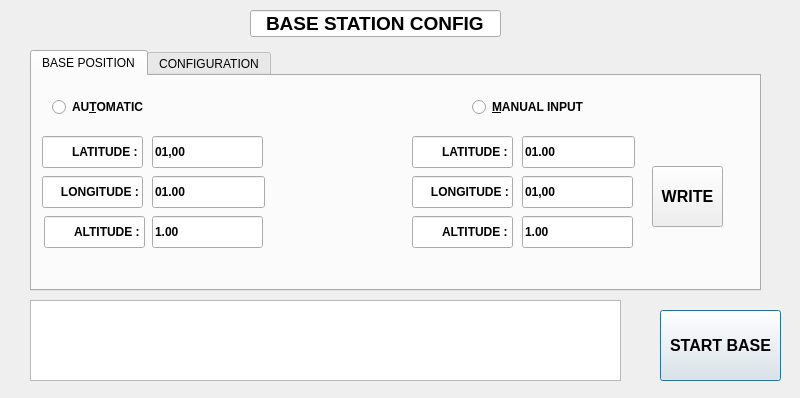
Qt form RTKBASE/optionsstr2str.ui (Francklin2/RTKLIB_Touchscreen_GUI) before a commit.
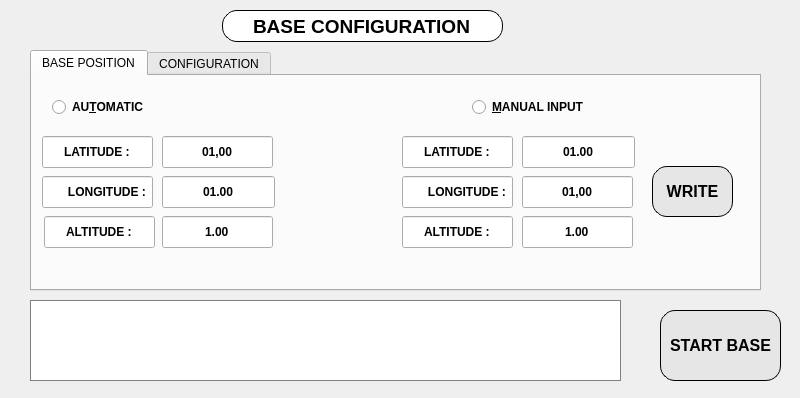
The same form after that commit.

Commit message: New graphics with round button,changed some buttonand windows names

Patch:
```diff
--- a/RTKBASE/optionsstr2str.ui
+++ b/RTKBASE/optionsstr2str.ui
@@ -13,32 +13,6 @@
   <property name="windowTitle">
    <string>Dialog</string>
   </property>
-  <widget class="QLineEdit" name="InStreamlineEdit">
-   <property name="geometry">
-    <rect>
-     <x>250</x>
-     <y>10</y>
-     <width>251</width>
-     <height>27</height>
-    </rect>
-   </property>
-   <property name="font">
-    <font>
-     <pointsize>14</pointsize>
-     <weight>75</weight>
-     <bold>true</bold>
-    </font>
-   </property>
-   <property name="text">
-    <string>BASE STATION CONFIG</string>
-   </property>
-   <property name="alignment">
-    <set>Qt::AlignCenter</set>
-   </property>
-   <property name="readOnly">
-    <bool>true</bool>
-   </property>
-  </widget>
   <widget class="QPushButton" name="pushButtonDefault1">
    <property name="geometry">
     <rect>
@@ -55,6 +29,11 @@
      <bold>true</bold>
     </font>
    </property>
+   <property name="styleSheet">
+    <string notr="true">border-radius: 15px;
+border: 1px solid black;
+background-color: rgb(230, 230, 230);</string>
+   </property>
    <property name="text">
     <string>START BASE</string>
    </property>
@@ -80,7 +59,7 @@
       <rect>
        <x>20</x>
        <y>20</y>
-       <width>111</width>
+       <width>121</width>
        <height>22</height>
       </rect>
      </property>
@@ -108,7 +87,7 @@
       <rect>
        <x>440</x>
        <y>20</y>
-       <width>131</width>
+       <width>151</width>
        <height>22</height>
       </rect>
      </property>
@@ -127,8 +106,8 @@
       <rect>
        <x>620</x>
        <y>90</y>
-       <width>71</width>
-       <height>61</height>
+       <width>81</width>
+       <height>51</height>
       </rect>
      </property>
      <property name="font">
@@ -138,6 +117,12 @@
        <bold>true</bold>
       </font>
      </property>
+     <property name="styleSheet">
+      <string notr="true">border-radius: 15px;
+border: 1px solid black;
+background-color: rgb(230, 230, 230);
+</string>
+     </property>
      <property name="text">
       <string>WRITE</string>
      </property>
@@ -160,13 +145,16 @@
      <property name="text">
       <string>01.00</string>
      </property>
+     <property name="alignment">
+      <set>Qt::AlignCenter</set>
+     </property>
     </widget>
     <widget class="QLineEdit" name="lineEdit_2">
      <property name="geometry">
       <rect>
-       <x>380</x>
+       <x>370</x>
        <y>100</y>
-       <width>101</width>
+       <width>111</width>
        <height>32</height>
       </rect>
      </property>
@@ -180,7 +168,7 @@
       <string>      LONGITUDE :</string>
      </property>
      <property name="alignment">
-      <set>Qt::AlignRight|Qt::AlignTrailing|Qt::AlignVCenter</set>
+      <set>Qt::AlignCenter</set>
      </property>
      <property name="readOnly">
       <bool>true</bool>
@@ -189,9 +177,9 @@
     <widget class="QLineEdit" name="lineEdit_3">
      <property name="geometry">
       <rect>
-       <x>380</x>
+       <x>370</x>
        <y>140</y>
-       <width>101</width>
+       <width>111</width>
        <height>32</height>
       </rect>
      </property>
@@ -205,7 +193,7 @@
       <string>ALTITUDE :</string>
      </property>
      <property name="alignment">
-      <set>Qt::AlignRight|Qt::AlignTrailing|Qt::AlignVCenter</set>
+      <set>Qt::AlignCenter</set>
      </property>
      <property name="readOnly">
       <bool>true</bool>
@@ -214,9 +202,9 @@
     <widget class="QLineEdit" name="lineEdit">
      <property name="geometry">
       <rect>
-       <x>380</x>
+       <x>370</x>
        <y>60</y>
-       <width>101</width>
+       <width>111</width>
        <height>32</height>
       </rect>
      </property>
@@ -230,7 +218,7 @@
       <string>LATITUDE :</string>
      </property>
      <property name="alignment">
-      <set>Qt::AlignRight|Qt::AlignTrailing|Qt::AlignVCenter</set>
+      <set>Qt::AlignCenter</set>
      </property>
      <property name="readOnly">
       <bool>true</bool>
@@ -254,6 +242,9 @@
      <property name="text">
       <string>01,00</string>
      </property>
+     <property name="alignment">
+      <set>Qt::AlignCenter</set>
+     </property>
     </widget>
     <widget class="QLineEdit" name="AltiManualLine">
      <property name="geometry">
@@ -273,13 +264,16 @@
      <property name="text">
       <string>1.00</string>
      </property>
+     <property name="alignment">
+      <set>Qt::AlignCenter</set>
+     </property>
     </widget>
     <widget class="QLineEdit" name="lineEdit_12">
      <property name="geometry">
       <rect>
        <x>10</x>
        <y>60</y>
-       <width>101</width>
+       <width>111</width>
        <height>32</height>
       </rect>
      </property>
@@ -293,7 +287,7 @@
       <string>LATITUDE :</string>
      </property>
      <property name="alignment">
-      <set>Qt::AlignRight|Qt::AlignTrailing|Qt::AlignVCenter</set>
+      <set>Qt::AlignCenter</set>
      </property>
      <property name="readOnly">
       <bool>true</bool>
@@ -304,7 +298,7 @@
       <rect>
        <x>12</x>
        <y>140</y>
-       <width>101</width>
+       <width>111</width>
        <height>32</height>
       </rect>
      </property>
@@ -318,7 +312,7 @@
       <string>ALTITUDE :</string>
      </property>
      <property name="alignment">
-      <set>Qt::AlignRight|Qt::AlignTrailing|Qt::AlignVCenter</set>
+      <set>Qt::AlignCenter</set>
      </property>
      <property name="readOnly">
       <bool>true</bool>
@@ -329,7 +323,7 @@
       <rect>
        <x>10</x>
        <y>100</y>
-       <width>101</width>
+       <width>111</width>
        <height>32</height>
       </rect>
      </property>
@@ -343,7 +337,7 @@
       <string>      LONGITUDE :</string>
      </property>
      <property name="alignment">
-      <set>Qt::AlignRight|Qt::AlignTrailing|Qt::AlignVCenter</set>
+      <set>Qt::AlignCenter</set>
      </property>
      <property name="readOnly">
       <bool>true</bool>
@@ -352,7 +346,7 @@
     <widget class="QLineEdit" name="LatAutoLine">
      <property name="geometry">
       <rect>
-       <x>120</x>
+       <x>130</x>
        <y>60</y>
        <width>111</width>
        <height>32</height>
@@ -367,11 +361,14 @@
      <property name="text">
       <string>01,00</string>
      </property>
+     <property name="alignment">
+      <set>Qt::AlignCenter</set>
+     </property>
     </widget>
     <widget class="QLineEdit" name="LongAutoLine">
      <property name="geometry">
       <rect>
-       <x>120</x>
+       <x>130</x>
        <y>100</y>
        <width>113</width>
        <height>32</height>
@@ -386,11 +383,14 @@
      <property name="text">
       <string>01.00</string>
      </property>
+     <property name="alignment">
+      <set>Qt::AlignCenter</set>
+     </property>
     </widget>
     <widget class="QLineEdit" name="AltiAutoLine">
      <property name="geometry">
       <rect>
-       <x>120</x>
+       <x>130</x>
        <y>140</y>
        <width>111</width>
        <height>32</height>
@@ -405,6 +405,9 @@
      <property name="text">
       <string>1.00</string>
      </property>
+     <property name="alignment">
+      <set>Qt::AlignCenter</set>
+     </property>
     </widget>
    </widget>
    <widget class="QWidget" name="tab_2">
@@ -940,6 +943,45 @@
      <width>591</width>
      <height>81</height>
     </rect>
+   </property>
+   <property name="font">
+    <font>
+     <weight>75</weight>
+     <bold>true</bold>
+    </font>
+   </property>
+   <property name="styleSheet">
+    <string notr="true">border: 1px solid grey;</string>
+   </property>
+  </widget>
+  <widget class="QLineEdit" name="lineEdit_16">
+   <property name="geometry">
+    <rect>
+     <x>222</x>
+     <y>10</y>
+     <width>281</width>
+     <height>32</height>
+    </rect>
+   </property>
+   <property name="font">
+    <font>
+     <pointsize>14</pointsize>
+     <weight>75</weight>
+     <bold>true</bold>
+    </font>
+   </property>
+   <property name="focusPolicy">
+    <enum>Qt::WheelFocus</enum>
+   </property>
+   <property name="styleSheet">
+    <string notr="true">border-radius: 15px;
+border: 1px solid black;</string>
+   </property>
+   <property name="text">
+    <string>BASE CONFIGURATION</string>
+   </property>
+   <property name="alignment">
+    <set>Qt::AlignCenter</set>
    </property>
   </widget>
  </widget>
```
Left out of the diff: 35 changed lines with no effect on the pictures. The commit also changes 5 other files.
